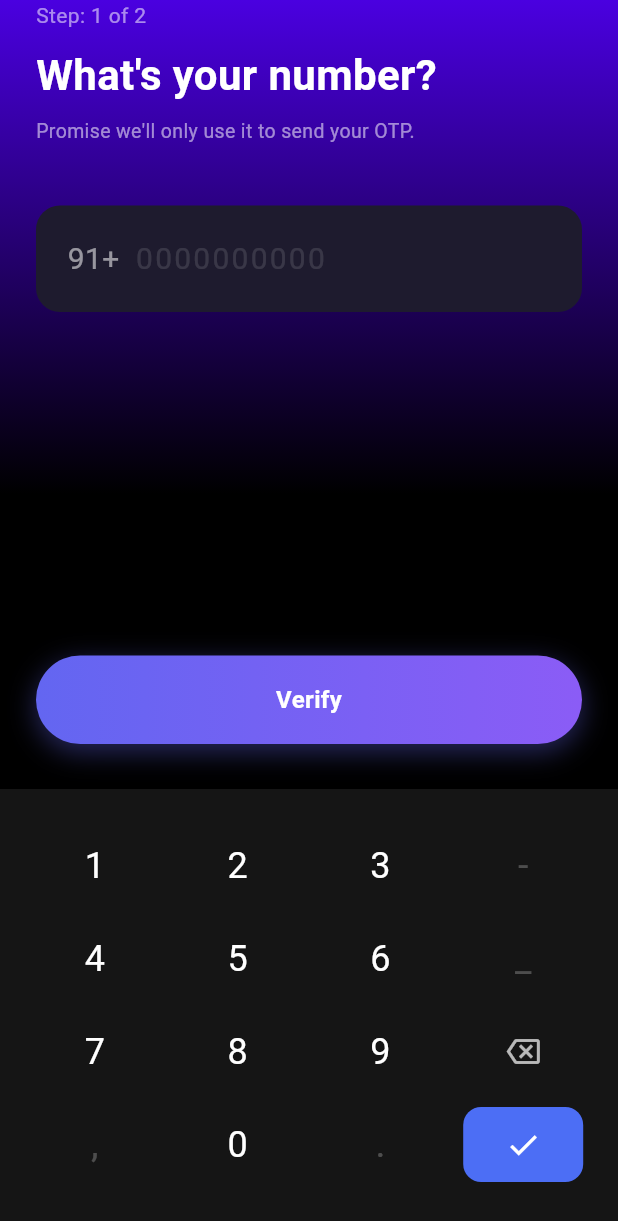
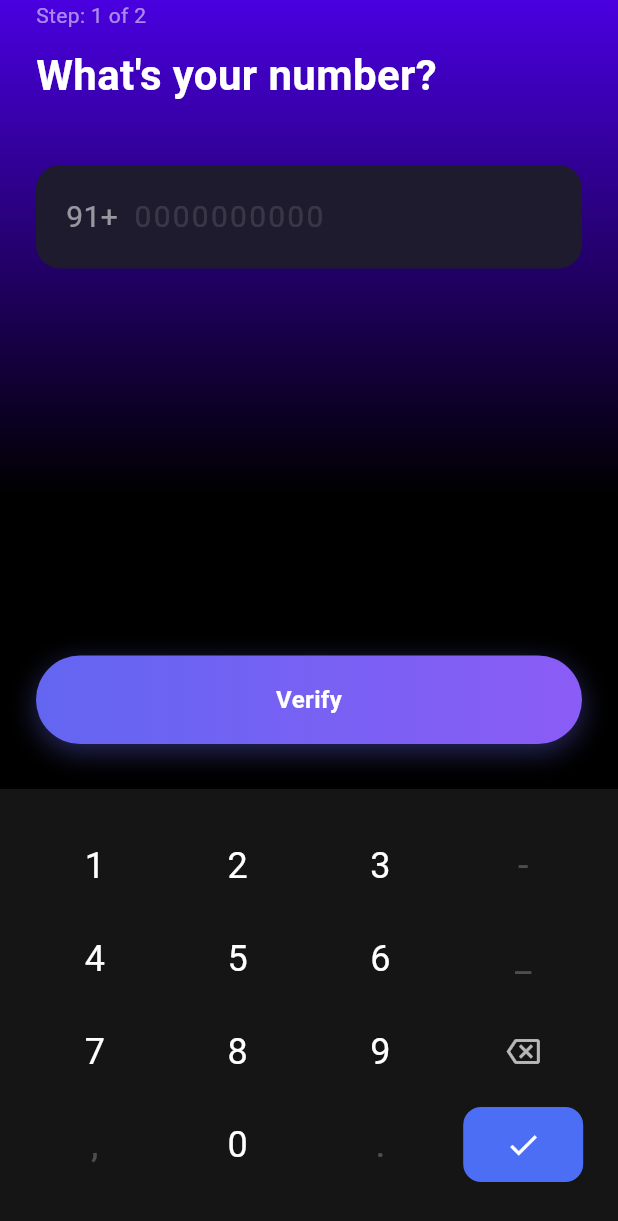
Before and after one commit to ALOK-KUMAR-SAH/skillioo_app, a Flutter app: the screen it shows after launch, after a tap on "Let's Go", on a phone screen of 412 x 824 dp. Shown: the top 1221 px of the screen. Run offline on Flutter 3.47's test engine with Material 3 defaults, Android fonts, the phone set to English and light mode, and no system bars.

Commit message:
this is skillio App made for client

```diff
--- a/lib/main.dart
+++ b/lib/main.dart
@@ -31,6 +31,13 @@ class AppColors {
   // Standard UI Colors
   static const Color glassWhite = Color(0x1AFFFFFF); // 10% White
   static const Color glassBorder = Color(0x33FFFFFF); // 20% White
+
+  // --- ASSET PATHS ---
+  // Make sure these match your folder structure!
+  static const String logo = "assets/logo.png";
+  static const String cardCenter = "assets/card_center.png";
+  static const String cardLeft = "assets/card_left.png";
+  static const String cardRight = "assets/card_right.png";
 }
 
 class SkilliooApp extends StatelessWidget {
@@ -53,7 +60,7 @@ class SkilliooApp extends StatelessWidget {
 }
 
 // ==============================================================================
-// 1. SPLASH SCREEN (Typewriter Animation)
+// 1. SPLASH SCREEN
 // ==============================================================================
 class SplashScreen extends StatefulWidget {
   const SplashScreen({super.key});
@@ -63,27 +70,20 @@ class SplashScreen extends StatefulWidget {
 }
 
 class _SplashScreenState extends State<SplashScreen> {
-  String textToShow = "";
-  String fullText = "Skillioo";
-  int index = 0;
+  double opacity = 0.0;
 
   @override
   void initState() {
     super.initState();
-    startTypewriterAnimation();
-  }
+    // Fade in animation
+    Future.delayed(const Duration(milliseconds: 500), () {
+      setState(() {
+        opacity = 1.0;
+      });
+    });
 
-  void startTypewriterAnimation() {
-    Timer.periodic(const Duration(milliseconds: 150), (timer) {
-      if (index < fullText.length) {
-        setState(() {
-          textToShow += fullText[index];
-          index++;
-        });
-      } else {
-        timer.cancel();
-        // Wait 1 second then navigate
-        Future.delayed(const Duration(seconds: 1), () {
+    // Navigate after 3 seconds
+    Future.delayed(const Duration(seconds: 3), () {
       Navigator.pushReplacement(
         context,
         PageRouteBuilder(
@@ -94,43 +94,15 @@ class _SplashScreenState extends State<SplashScreen> {
       );
     });
   }
-    });
-  }
 
   @override
   Widget build(BuildContext context) {
     return GradientScaffold(
       child: Center(
-        child: Column(
-          mainAxisAlignment: MainAxisAlignment.center,
-          children: [
-            // Logo Icon
-            Container(
-              padding: const EdgeInsets.all(16),
-              decoration: BoxDecoration(
-                  gradient: const LinearGradient(colors: [Color(0xFF00E5FF), Color(0xFF2979FF)]),
-                  borderRadius: BorderRadius.circular(20),
-                  boxShadow: [
-                    BoxShadow(color: Colors.blue.withOpacity(0.5), blurRadius: 30, spreadRadius: 5)
-                  ]
-              ),
-              child: const Icon(Icons.play_arrow_rounded, size: 50, color: Colors.white),
-            ),
-            const SizedBox(height: 30),
-            // Typewriter Text
-            Text(
-              textToShow,
-              style: const TextStyle(
-                fontSize: 40,
-                fontWeight: FontWeight.bold,
-                letterSpacing: 2.0,
-                fontFamily: 'Courier',
-              ),
-            ),
-            const SizedBox(height: 10),
-            if (index == fullText.length)
-              const FadeInText(text: "INDIA'S FIRST TALENT HUB")
-          ],
+        child: AnimatedOpacity(
+          duration: const Duration(seconds: 1),
+          opacity: opacity,
+          child: Image.asset(AppColors.logo, width: 200, height: 200),
         ),
       ),
     );
@@ -138,7 +110,7 @@ class _SplashScreenState extends State<SplashScreen> {
 }
 
 // ==============================================================================
-// 2. WELCOME SCREEN (Card Stack Snapshot)
+// 2. WELCOME SCREEN
 // ==============================================================================
 class WelcomeScreen extends StatelessWidget {
   const WelcomeScreen({super.key});
@@ -149,44 +121,29 @@ class WelcomeScreen extends StatelessWidget {
       child: Column(
         children: [
           const SizedBox(height: 50),
-
-          // Top Logo
-          Column(
-            children: [
-              Container(
-                padding: const EdgeInsets.all(10),
-                decoration: BoxDecoration(
-                    border: Border.all(color: Colors.cyanAccent, width: 1.5),
-                    borderRadius: BorderRadius.circular(16),
-                    color: Colors.black.withOpacity(0.3)
-                ),
-                child: const Icon(Icons.play_circle_fill, size: 30, color: Colors.white),
-              ),
-              const SizedBox(height: 8),
-              const Text("Skillioo", style: TextStyle(fontSize: 20, fontWeight: FontWeight.bold, letterSpacing: 1)),
-              const Text("INDIA'S FIRST TALENT HUB", style: TextStyle(fontSize: 8, color: Colors.cyanAccent)),
-            ],
-          ),
-
+          Image.asset(AppColors.logo, width: 100, height: 100),
           const Spacer(),
-
           // Card Stack
           SizedBox(
             height: 320,
             child: Stack(
               alignment: Alignment.center,
-              clipBehavior: Clip.none,
               children: [
-                _buildCard(angle: -0.15, scale: 0.85, offsetX: -90, color: AppColors.cardGreen.withOpacity(0.3), image: 'https://images.unsplash.com/photo-1516280440614-6697288d5d38?auto=format&fit=crop&q=80&w=300'),
-                _buildCard(angle: 0.15, scale: 0.85, offsetX: 90, color: AppColors.cardGreen.withOpacity(0.3), image: 'https://images.unsplash.com/photo-1493225255756-d9584f8606e9?auto=format&fit=crop&q=80&w=300'),
-                _buildCard(angle: 0, scale: 1.0, offsetX: 0, color: Colors.cyanAccent.withOpacity(0.4), isCenter: true, image: 'https://images.unsplash.com/photo-1520423465871-08636dd766c3?auto=format&fit=crop&q=80&w=300'),
+                // Background Glow
+                Container(
+                  width: 250, height: 250,
+                  decoration: BoxDecoration(
+                    shape: BoxShape.circle,
+                    gradient: RadialGradient(colors: [Colors.cyanAccent.withOpacity(0.2), Colors.transparent]),
+                  ),
+                ),
+                _buildCard(scale: 0.85, offsetX: -90, imagePath: AppColors.cardLeft, opacity: 0.6),
+                _buildCard(scale: 0.85, offsetX: 90, imagePath: AppColors.cardRight, opacity: 0.6),
+                _buildCard(scale: 1.15, offsetX: 0, imagePath: AppColors.cardCenter, opacity: 1.0),
               ],
             ),
           ),
-
           const Spacer(),
-
-          // Bottom Content
           Padding(
             padding: const EdgeInsets.symmetric(horizontal: 30.0, vertical: 20),
             child: Column(
@@ -199,26 +156,11 @@ class WelcomeScreen extends StatelessWidget {
                   style: TextStyle(color: Colors.white70, fontSize: 13, height: 1.5),
                 ),
                 const SizedBox(height: 30),
-
-                // Let's Go Button (Special Style for this screen)
-                GestureDetector(
+                PrimaryButton(
+                  text: "Let's Go",
                   onTap: () {
                     Navigator.push(context, MaterialPageRoute(builder: (context) => const PhoneNumberScreen()));
                   },
-                  child: Container(
-                    width: double.infinity,
-                    height: 55,
-                    decoration: BoxDecoration(
-                        borderRadius: BorderRadius.circular(30),
-                        gradient: const LinearGradient(
-                            colors: [Color(0xFF2E3A59), Color(0xFF6200EA)],
-                            begin: Alignment.centerLeft, end: Alignment.centerRight
-                        ),
-                        boxShadow: [BoxShadow(color: Colors.purple.withOpacity(0.4), blurRadius: 10, offset: const Offset(0, 4))],
-                        border: Border.all(color: Colors.white.withOpacity(0.1))
-                    ),
-                    child: const Center(child: Text("Let's Go", style: TextStyle(color: Colors.white, fontWeight: FontWeight.bold, fontSize: 16))),
-                  ),
                 ),
                 const SizedBox(height: 20),
               ],
@@ -229,47 +171,22 @@ class WelcomeScreen extends StatelessWidget {
     );
   }
 
-  Widget _buildCard({required double angle, required double scale, required double offsetX, required Color color, required String image, bool isCenter = false}) {
+  Widget _buildCard({required double scale, required double offsetX, required String imagePath, double opacity = 1.0}) {
     return Transform.translate(
       offset: Offset(offsetX, 0),
-      child: Transform.rotate(
-        angle: angle,
       child: Transform.scale(
         scale: scale,
+        child: Opacity(
+          opacity: opacity,
           child: Container(
-            width: 180, height: 240,
+            width: 170, height: 250,
             decoration: BoxDecoration(
               borderRadius: BorderRadius.circular(24),
-                border: Border.all(color: color, width: 2),
-                boxShadow: [BoxShadow(color: Colors.black.withOpacity(0.5), blurRadius: 20, spreadRadius: 2)],
-                image: DecorationImage(image: NetworkImage(image), fit: BoxFit.cover)
+              boxShadow: [BoxShadow(color: Colors.black.withOpacity(0.5), blurRadius: 20, spreadRadius: 5)],
             ),
-            child: Stack(
-              children: [
-                Container(decoration: BoxDecoration(borderRadius: BorderRadius.circular(22), gradient: LinearGradient(begin: Alignment.topCenter, end: Alignment.bottomCenter, colors: [Colors.transparent, Colors.black.withOpacity(0.8)]))),
-                Positioned(
-                  top: 15, left: 15,
-                  child: Container(
-                    padding: const EdgeInsets.symmetric(horizontal: 8, vertical: 4),
-                    decoration: BoxDecoration(color: Colors.white.withOpacity(0.2), borderRadius: BorderRadius.circular(8)),
-                    child: Column(crossAxisAlignment: CrossAxisAlignment.start, children: const [Text("2.5M Views", style: TextStyle(fontSize: 8, fontWeight: FontWeight.bold)), Text("2K Likes", style: TextStyle(fontSize: 7, color: Colors.white70))]),
-                  ),
-                ),
-                Positioned(
-                  bottom: 15, left: 15, right: 15,
-                  child: Column(
-                    children: [
-                      Row(children: const [CircleAvatar(radius: 8, backgroundImage: NetworkImage('https://i.pravatar.cc/100?img=5')), SizedBox(width: 5), Text("Lisa Singer", style: TextStyle(fontSize: 10, fontWeight: FontWeight.bold))]),
-                      if(isCenter) ...[
-                        const SizedBox(height: 8),
-                        Container(height: 3, width: double.infinity, decoration: BoxDecoration(color: Colors.white30, borderRadius: BorderRadius.circular(2)), child: FractionallySizedBox(alignment: Alignment.centerLeft, widthFactor: 0.6, child: Container(color: Colors.cyanAccent))),
-                        const SizedBox(height: 2),
-                        const Align(alignment: Alignment.centerRight, child: Text("1:25", style: TextStyle(fontSize: 7))),
-                      ]
-                    ],
-                  ),
-                )
-              ],
+            child: ClipRRect(
+              borderRadius: BorderRadius.circular(24),
+              child: Image.asset(imagePath, fit: BoxFit.cover),
             ),
           ),
         ),
@@ -283,26 +200,18 @@ class WelcomeScreen extends StatelessWidget {
 // ==============================================================================
 class PhoneNumberScreen extends StatefulWidget {
   const PhoneNumberScreen({super.key});
-
   @override
   State<PhoneNumberScreen> createState() => _PhoneNumberScreenState();
 }
 
 class _PhoneNumberScreenState extends State<PhoneNumberScreen> {
   String phoneNumber = "";
-  bool isError = false;
-
   void onKeyPressed(String value) {
     setState(() {
-      isError = false;
       if (value == 'backspace') {
         if (phoneNumber.isNotEmpty) phoneNumber = phoneNumber.substring(0, phoneNumber.length - 1);
       } else if (value == 'check') {
-        if (phoneNumber.length == 10) {
         Navigator.push(context, MaterialPageRoute(builder: (context) => const OTPScreen()));
-        } else {
-          isError = true;
-        }
       } else {
         if (phoneNumber.length < 10) phoneNumber += value;
       }
@@ -324,30 +233,21 @@ class _PhoneNumberScreenState extends State<PhoneNumberScreen> {
                   const Text("Step: 1 of 2", style: TextStyle(color: AppColors.textGrey)),
                   const SizedBox(height: 10),
                   const Text("What's your number?", style: TextStyle(fontSize: 28, fontWeight: FontWeight.bold)),
-                  const SizedBox(height: 8),
-                  const Text("Promise we'll only use it to send your OTP.", style: TextStyle(color: AppColors.textGrey, fontSize: 13)),
                   const SizedBox(height: 40),
-
                   Container(
                     width: double.infinity,
                     padding: const EdgeInsets.symmetric(vertical: 20, horizontal: 20),
                     decoration: BoxDecoration(
                       color: const Color(0xFF1E1B2E),
                       borderRadius: BorderRadius.circular(16),
-                      border: Border.all(color: isError ? Colors.red : Colors.transparent),
                     ),
                     child: Row(
                       children: [
                         const Text("91+  ", style: TextStyle(color: Colors.white54, fontSize: 20)),
-                        Text(
-                          phoneNumber.isEmpty ? "0000000000" : phoneNumber,
-                          style: TextStyle(fontSize: 20, letterSpacing: 1.5, color: phoneNumber.isEmpty ? Colors.white12 : Colors.white),
-                        ),
+                        Text(phoneNumber.isEmpty ? "0000000000" : phoneNumber, style: TextStyle(fontSize: 20, letterSpacing: 1.5, color: phoneNumber.isEmpty ? Colors.white12 : Colors.white)),
                       ],
                     ),
                   ),
-                  if(isError) const Padding(padding: EdgeInsets.only(top: 10), child: Text("Invalid number.", style: TextStyle(color: Colors.red, fontSize: 12))),
-
                   const Spacer(),
                   PrimaryButton(text: "Verify", onTap: () => onKeyPressed('check')),
                   const SizedBox(height: 30),
@@ -367,14 +267,11 @@ class _PhoneNumberScreenState extends State<PhoneNumberScreen> {
 // ==============================================================================
 class OTPScreen extends StatefulWidget {
   const OTPScreen({super.key});
-
   @override
   State<OTPScreen> createState() => _OTPScreenState();
 }
-
 class _OTPScreenState extends State<OTPScreen> {
   String otp = "";
-
   void onKeyPressed(String value) {
     setState(() {
       if (value == 'backspace') {
@@ -386,7 +283,6 @@ class _OTPScreenState extends State<OTPScreen> {
       }
     });
   }
-
   @override
   Widget build(BuildContext context) {
     return GradientScaffold(
@@ -402,10 +298,7 @@ class _OTPScreenState extends State<OTPScreen> {
                   const Text("Step: 2 of 2", style: TextStyle(color: AppColors.textGrey)),
                   const SizedBox(height: 10),
                   const Text("OTP Time!", style: TextStyle(fontSize: 28, fontWeight: FontWeight.bold)),
-                  const SizedBox(height: 8),
-                  const Text("Peep your phone and enter the code we just sent.", style: TextStyle(color: AppColors.textGrey, fontSize: 13)),
                   const SizedBox(height: 40),
-
                   Row(
                     mainAxisAlignment: MainAxisAlignment.spaceBetween,
                     children: List.generate(4, (index) {
@@ -415,7 +308,6 @@ class _OTPScreenState extends State<OTPScreen> {
                       );
                     }),
                   ),
-
                   const Spacer(),
                   PrimaryButton(text: "Verify", onTap: () => onKeyPressed('check')),
                   const SizedBox(height: 30),
@@ -438,7 +330,6 @@ class VerificationSuccessScreen extends StatefulWidget {
   @override
   State<VerificationSuccessScreen> createState() => _VerificationSuccessScreenState();
 }
-
 class _VerificationSuccessScreenState extends State<VerificationSuccessScreen> {
   @override
   void initState() {
@@ -454,11 +345,7 @@ class _VerificationSuccessScreenState extends State<VerificationSuccessScreen> {
         child: Column(
           mainAxisAlignment: MainAxisAlignment.center,
           children: [
-            Container(
-              padding: const EdgeInsets.all(20),
-              decoration: BoxDecoration(shape: BoxShape.circle, color: Colors.blueAccent.withOpacity(0.2), border: Border.all(color: Colors.blueAccent, width: 2)),
-              child: const Icon(Icons.check, size: 50, color: Colors.blueAccent),
-            ),
+            Container(padding: const EdgeInsets.all(20), decoration: BoxDecoration(shape: BoxShape.circle, color: Colors.blueAccent.withOpacity(0.2), border: Border.all(color: Colors.blueAccent, width: 2)), child: const Icon(Icons.check, size: 50, color: Colors.blueAccent)),
             const SizedBox(height: 30),
             const Text("Verification Successful!", style: TextStyle(fontSize: 20, fontWeight: FontWeight.bold)),
           ],
@@ -499,54 +386,108 @@ class _PinSelectionScreenState extends State<PinSelectionScreen> {
     return GradientScaffold(
       child: Column(
         children: [
+          // Expanded -> SingleChildScrollView prevents Overflow
           Expanded(
+            child: SingleChildScrollView(
               child: Padding(
-              padding: const EdgeInsets.symmetric(horizontal: 24.0, vertical: 40),
+                padding: const EdgeInsets.symmetric(horizontal: 24.0, vertical: 20),
                 child: Column(
                   children: [
-                  const Icon(Icons.hub, size: 50, color: Colors.white),
+                    const SizedBox(height: 10),
+                    Image.asset(AppColors.logo, width: 80, height: 80),
+
                     const SizedBox(height: 20),
-                  const Text("Welcome To Talent Hub", style: TextStyle(fontSize: 20, fontWeight: FontWeight.bold)),
+                    const Text("Welcome To Talent Hub", style: TextStyle(fontSize: 22, fontWeight: FontWeight.bold)),
+                    const SizedBox(height: 5),
                     const Text("Choose your preferred authentication method", style: TextStyle(color: AppColors.textGrey, fontSize: 12)),
-                  const SizedBox(height: 30),
+                    const SizedBox(height: 25),
 
                     // Toggle Switch
                     Container(
-                    height: 50, padding: const EdgeInsets.all(4),
-                    decoration: BoxDecoration(color: Colors.white.withOpacity(0.1), borderRadius: BorderRadius.circular(25)),
+                      height: 55, padding: const EdgeInsets.all(4),
+                      decoration: BoxDecoration(color: Colors.white.withOpacity(0.1), borderRadius: BorderRadius.circular(30)),
                       child: Stack(
                         children: [
                           AnimatedAlign(
                             duration: const Duration(milliseconds: 250),
                             alignment: isBiometric ? Alignment.centerRight : Alignment.centerLeft,
-                          child: Container(width: (MediaQuery.of(context).size.width - 56) / 2, decoration: BoxDecoration(color: Colors.white.withOpacity(0.2), borderRadius: BorderRadius.circular(25))),
+                            child: Container(
+                                width: (MediaQuery.of(context).size.width - 56) / 2,
+                                decoration: BoxDecoration(color: Colors.white, borderRadius: BorderRadius.circular(25))
+                            ),
                           ),
                           Row(children: [
-                          Expanded(child: GestureDetector(onTap: () => setState(() => isBiometric = false), child: const Center(child: Text("Pin", style: TextStyle(fontWeight: FontWeight.bold))))),
-                          Expanded(child: GestureDetector(onTap: () => setState(() => isBiometric = true), child: const Center(child: Text("Biometric", style: TextStyle(fontWeight: FontWeight.bold))))),
+                            Expanded(child: GestureDetector(
+                                onTap: () => setState(() => isBiometric = false),
+                                child: Center(child: Text("Pin", style: TextStyle(fontWeight: FontWeight.bold, color: !isBiometric ? Colors.black : Colors.white)))
+                            )),
+                            Expanded(child: GestureDetector(
+                                onTap: () => setState(() => isBiometric = true),
+                                child: Center(child: Text("Biometric", style: TextStyle(fontWeight: FontWeight.bold, color: isBiometric ? Colors.black : Colors.white)))
+                            )),
                           ])
                         ],
                       ),
                     ),
 
-                  const SizedBox(height: 40),
+                    const SizedBox(height: 30),
 
                     if (!isBiometric) ...[
-                    const Text("Set Pin", style: TextStyle(fontWeight: FontWeight.bold, fontSize: 16)),
+                      const Text("Set Pin", style: TextStyle(fontWeight: FontWeight.bold, fontSize: 18)),
                       const SizedBox(height: 20),
-                    Row(mainAxisAlignment: MainAxisAlignment.center, children: List.generate(4, (index) => Container(margin: const EdgeInsets.symmetric(horizontal: 10), width: 16, height: 16, decoration: BoxDecoration(color: pin.length > index ? Colors.white : Colors.white24, shape: BoxShape.circle)))),
+                      // Large Rounded Square Pins
+                      Row(
+                          mainAxisAlignment: MainAxisAlignment.center,
+                          children: List.generate(4, (index) => Container(
+                            margin: const EdgeInsets.symmetric(horizontal: 8),
+                            width: 55, height: 55,
+                            decoration: BoxDecoration(
+                                color: Colors.white.withOpacity(0.1),
+                                borderRadius: BorderRadius.circular(16),
+                                border: Border.all(color: pin.length > index ? Colors.white : Colors.transparent, width: 1.5)
+                            ),
+                            child: Center(
+                                child: pin.length > index
+                                    ? Container(width: 12, height: 12, decoration: const BoxDecoration(color: Colors.white, shape: BoxShape.circle))
+                                    : null
+                            ),
+                          ))
+                      ),
                     ] else ...[
                       const Text("Biometric Authentication", style: TextStyle(fontWeight: FontWeight.bold, fontSize: 16)),
                       const SizedBox(height: 20),
                       const Icon(Icons.fingerprint, size: 80, color: Colors.blueAccent),
                     ],
 
-                  const Spacer(),
-                  PrimaryButton(text: isBiometric ? "Continue" : "Skip", onTap: () => Navigator.push(context, MaterialPageRoute(builder: (context) => const LanguageSelectionScreen()))),
+                    const SizedBox(height: 30),
+
+                    // Skip Button
+                    GestureDetector(
+                      onTap: () => Navigator.push(context, MaterialPageRoute(builder: (context) => const LanguageSelectionScreen())),
+                      child: Container(
+                        width: double.infinity,
+                        height: 55,
+                        decoration: BoxDecoration(
+                            borderRadius: BorderRadius.circular(30),
+                            gradient: const LinearGradient(
+                                colors: [Color(0xFF1F2937), Color(0xFF111827)],
+                                begin: Alignment.topCenter, end: Alignment.bottomCenter
+                            ),
+                            border: Border.all(color: Colors.white.withOpacity(0.1)),
+                            boxShadow: [
+                              BoxShadow(color: Colors.cyanAccent.withOpacity(0.1), blurRadius: 10, offset: const Offset(0, 4))
+                            ]
+                        ),
+                        child: const Center(child: Text("Skip", style: TextStyle(color: Colors.white, fontWeight: FontWeight.bold, fontSize: 16))),
+                      ),
+                    ),
+                    const SizedBox(height: 20), // Bottom padding for scroll
                   ],
                 ),
               ),
             ),
+          ),
+
           if(!isBiometric) CustomKeyboard(onKeyPressed: onKeyPressed, showCheck: false),
         ],
       ),
@@ -562,11 +503,9 @@ class LanguageSelectionScreen extends StatefulWidget {
   @override
   State<LanguageSelectionScreen> createState() => _LanguageSelectionScreenState();
 }
-
 class _LanguageSelectionScreenState extends State<LanguageSelectionScreen> {
   int selectedIndex = 0;
   final List<String> languages = ["English", "Hindi", "Marathi", "Kannada", "Telugu"];
-
   @override
   Widget build(BuildContext context) {
     return GradientScaffold(
@@ -613,26 +552,6 @@ class _LanguageSelectionScreenState extends State<LanguageSelectionScreen> {
 // ==============================================================================
 // HELPERS
 // ==============================================================================
-
-class FadeInText extends StatefulWidget {
-  final String text;
-  const FadeInText({super.key, required this.text});
-  @override
-  State<FadeInText> createState() => _FadeInTextState();
-}
-class _FadeInTextState extends State<FadeInText> with SingleTickerProviderStateMixin {
-  late AnimationController _ctrl;
-  @override
-  void initState() {
-    super.initState();
-    _ctrl = AnimationController(vsync: this, duration: const Duration(milliseconds: 800))..forward();
-  }
-  @override
-  Widget build(BuildContext context) {
-    return FadeTransition(opacity: _ctrl, child: Text(widget.text, style: const TextStyle(fontSize: 10, color: Colors.white54, letterSpacing: 2)));
-  }
-}
-
 class GlassContainer extends StatelessWidget {
   final double? width;
   final double? height;
@@ -649,7 +568,6 @@ class GlassContainer extends StatelessWidget {
     );
   }
 }
-
 class GradientScaffold extends StatelessWidget {
   final Widget child;
   const GradientScaffold({super.key, required this.child});
@@ -671,7 +589,6 @@ class GradientScaffold extends StatelessWidget {
     );
   }
 }
-
 class PrimaryButton extends StatelessWidget {
   final String text;
   final VoidCallback onTap;
@@ -692,7 +609,6 @@ class PrimaryButton extends StatelessWidget {
     );
   }
 }
-
 class CustomKeyboard extends StatelessWidget {
   final Function(String) onKeyPressed;
   final bool showCheck;
--- a/pubspec.yaml
+++ b/pubspec.yaml
@@ -34,4 +34,4 @@ flutter:
   uses-material-design: true
 
   assets:
-    - assets/images/
+    - assets/
```
Lines whose indentation alone changed are shown as unchanged.
